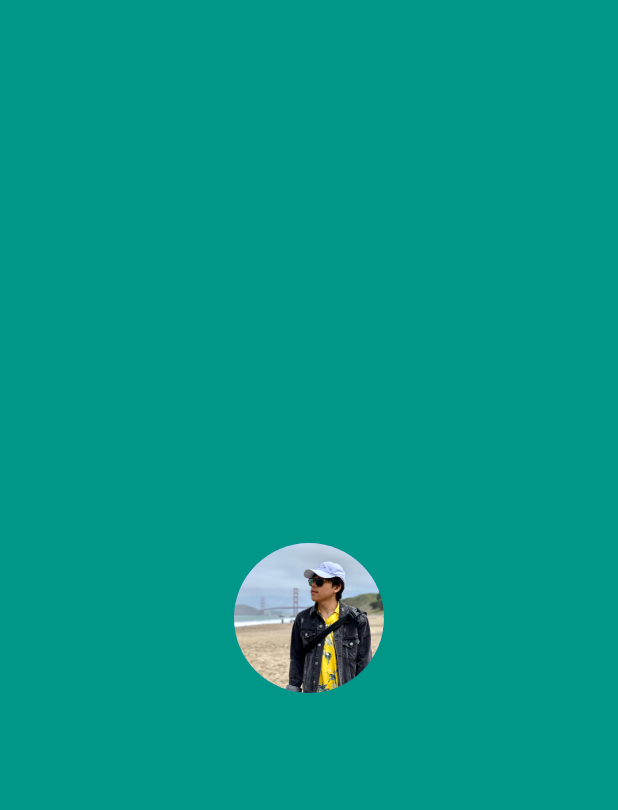
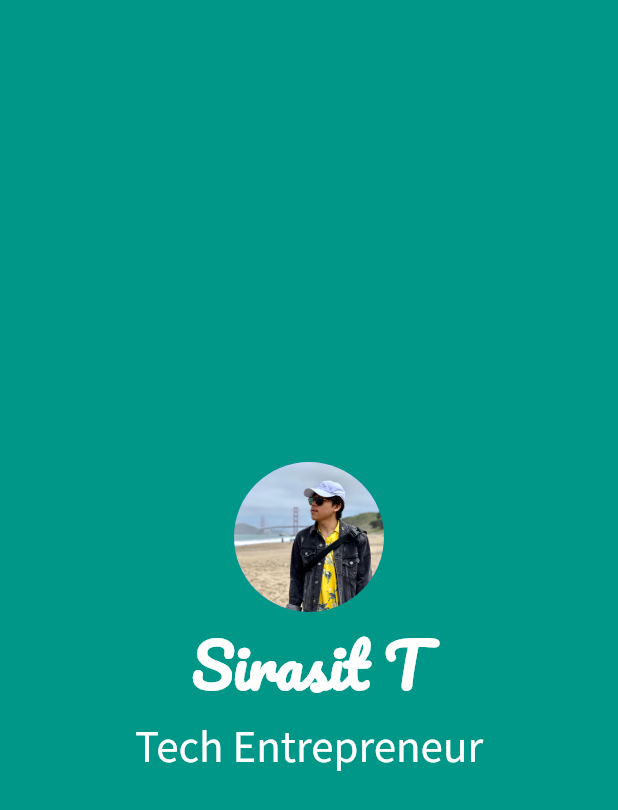
Before and after one commit to hisnameispum/who_am_i, a Flutter app: the screen it shows after launch, on a phone screen of 412 x 824 dp. Shown: the top 810 px of the screen. Run offline on Flutter 3.47's test engine with Material 2 defaults, Android fonts, the phone set to English and light mode, and no system bars.

Commit message:
Added custom fonts

```diff
--- a/lib/main.dart
+++ b/lib/main.dart
@@ -21,6 +21,23 @@ class MyApp extends StatelessWidget {
               ),
               SizedBox(
                 width: double.infinity,
+              ),
+              Text(
+                'Sirasit T',
+                style: TextStyle(
+                  fontSize: 40.0,
+                  fontFamily: 'Pacifico',
+                  fontWeight: FontWeight.bold,
+                  color: Colors.white,
+                ),
+              ),
+              Text(
+                'Tech Entrepreneur',
+                style: TextStyle(
+                  fontSize: 30.0,
+                  fontFamily: 'SourceSansPro',
+                  color: Colors.white,
+                ),
               )
             ],
           ),
```
Also changed, not shown: pubspec.yaml (+9 -5 lines), fonts/Pacifico-Regular.ttf (added), fonts/SourceSansPro-Black.ttf (added), fonts/SourceSansPro-BlackItalic.ttf (added), fonts/SourceSansPro-Bold.ttf (added), fonts/SourceSansPro-BoldItalic.ttf (added), fonts/SourceSansPro-ExtraLight.ttf (added), fonts/SourceSansPro-ExtraLightItalic.ttf (added), fonts/SourceSansPro-Light.ttf (added), fonts/SourceSansPro-LightItalic.ttf (added), fonts/SourceSansPro-Regular.ttf (added), fonts/SourceSansPro-RegularItalic.ttf (added), fonts/SourceSansPro-SemiBold.ttf (added), fonts/SourceSansPro-SemiBoldItalic.ttf (added).
